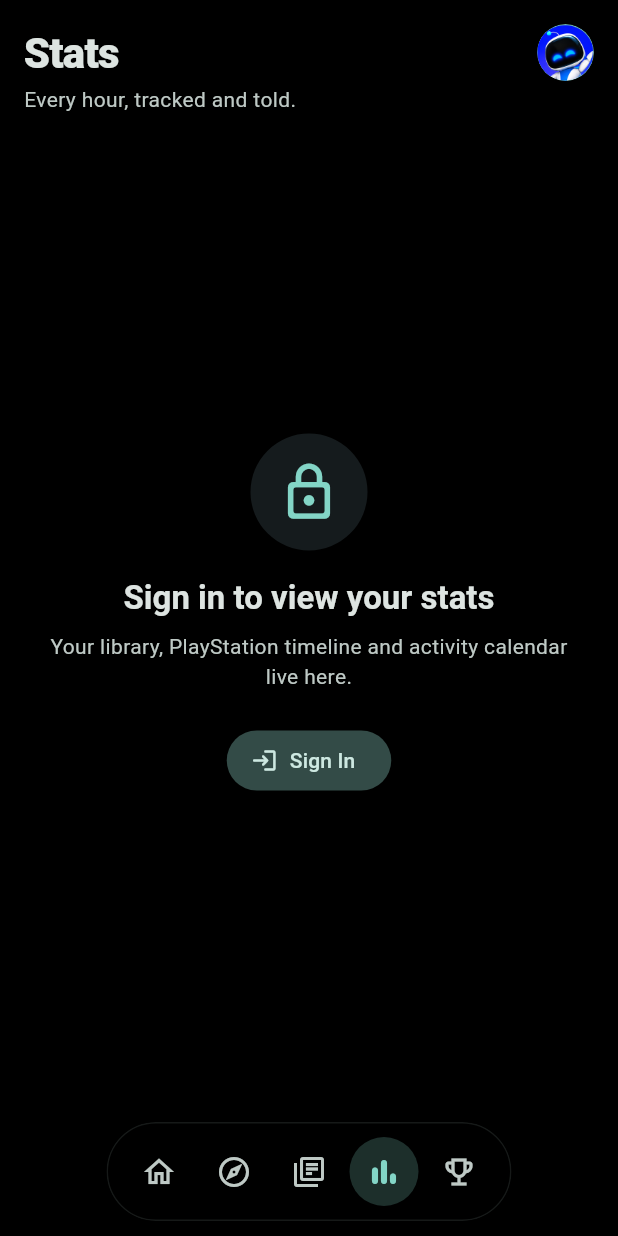
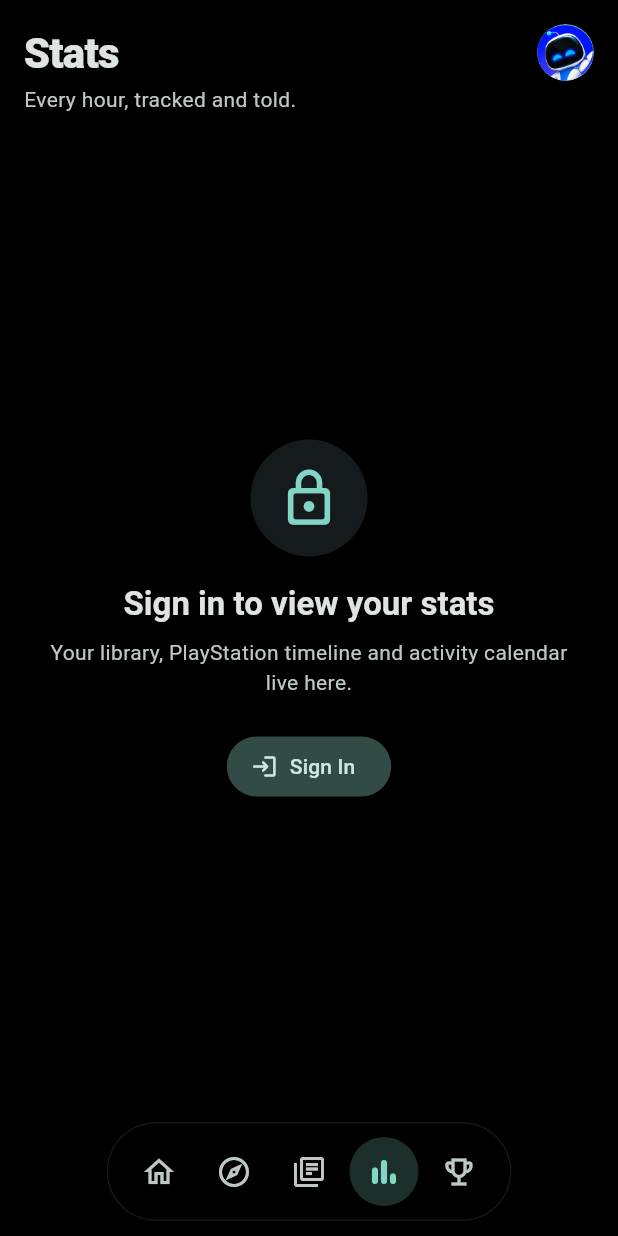
Before and after one commit to Yash8077/SaveState, a Flutter app: the screen it shows after launch, item 4 of the bottom bar chosen, on a phone screen of 412 x 824 dp. Run offline on Flutter 3.47's test engine with Material 3 defaults, Android fonts, the phone set to English and light mode, and no system bars; drawn by our look-alikes of dynamic_color; our stand-ins replace cached_network_image, file_picker, flutter_secure_storage, go_router, share_plus, shared_preferences; missing offline and left inert: expressive_refresh, flutter_web_auth_2, material3_expressive_loading_indicator; accounts and stored records are empty; network calls fail; project files that could hold a hidden picture were left out.

Commit message:
Major Change: PS5 Phase 5

```diff
--- a/flutter_client/lib/ui/screens/stats_screen.dart
+++ b/flutter_client/lib/ui/screens/stats_screen.dart
@@ -235,7 +235,7 @@
         child: FloatingScrollHeader(
           backgroundColor: scheme.surface,
           header: Padding(
-            padding: const EdgeInsets.fromLTRB(16, 16, 16, 4),
+            padding: const EdgeInsets.fromLTRB(16, 16, 16, 12),
             child: Align(
               alignment: Alignment.centerLeft,
               child: Column(
```
